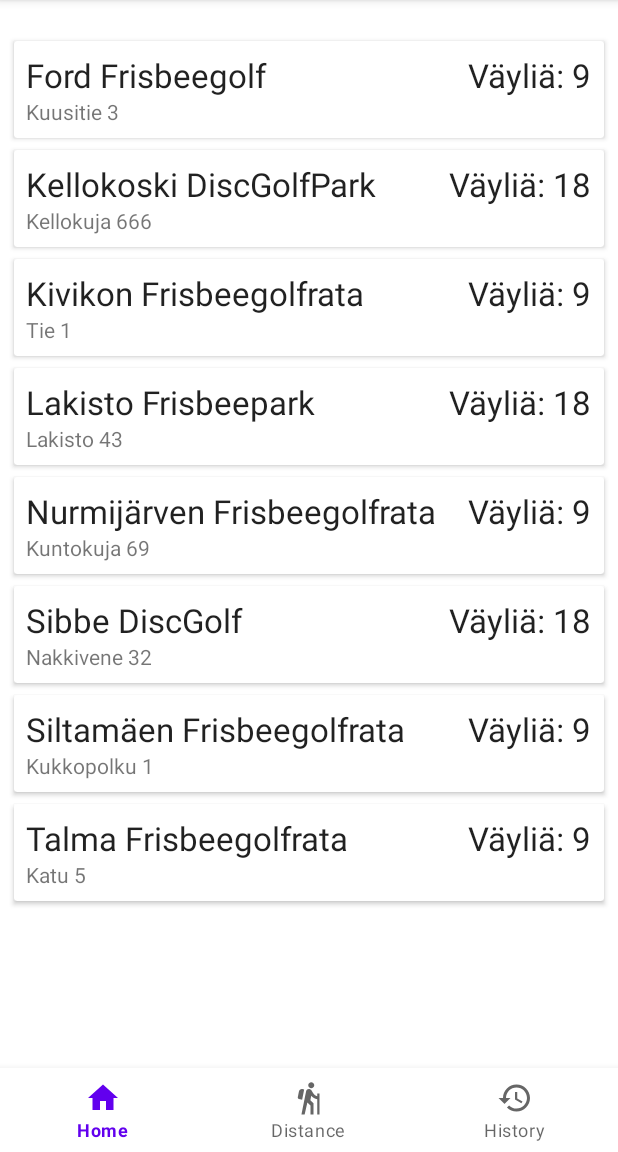
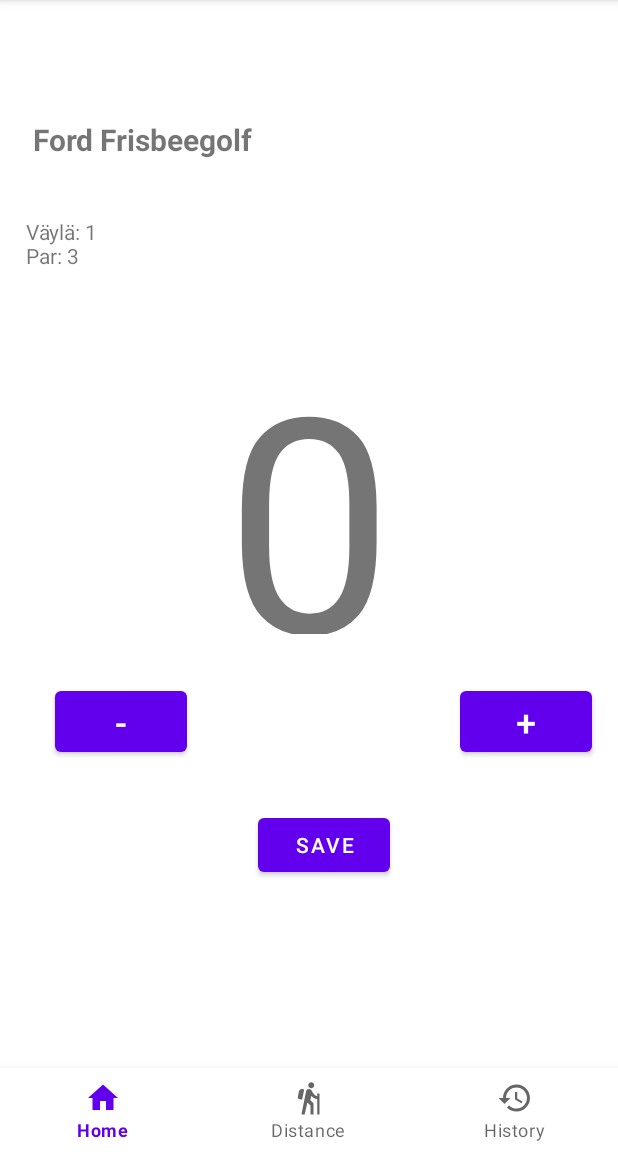
Before and after one commit to miskang863/fribanator, an Android app: the screen it shows after launch (MainActivity), after a tap on an icon or button, on a phone screen of 412 x 824 dp, the part 84-1236 px from its top. Run offline under Robolectric (Android 15) with nearby library versions, the phone set to English and light mode, and no system bars; our stand-ins replace Room's generated code, navigation-ui.

Commit message:
Lisätty fragmentti tulosten kirjaamiseen, lisätty tulokset roomdb, tehty logiikka kierrosten kirjaamiseen jne...

```diff
--- a/app/src/main/java/com/example/fribanator/FirstFragment.java
+++ b/app/src/main/java/com/example/fribanator/FirstFragment.java
@@ -12,6 +12,7 @@ import android.util.Log;
 import android.view.LayoutInflater;
 import android.view.View;
 import android.view.ViewGroup;
+import android.widget.Button;
 
 
 public class FirstFragment extends Fragment {
@@ -53,6 +54,8 @@ public class FirstFragment extends Fragment {
                              Bundle savedInstanceState) {
         // Inflate the layout for this fragment
         View view = inflater.inflate(R.layout.fragment_first, container, false);
+        model = new ViewModelProvider(requireActivity()).get(RataViewModel.class);
+
         recyclerView = view.findViewById(R.id.recycler_view);
         recyclerView.setLayoutManager(new LinearLayoutManager(view.getContext()));
         recyclerView.setHasFixedSize(true);
@@ -66,9 +69,13 @@ public class FirstFragment extends Fragment {
         });
 
         adapter.setOnItemClickListener(rata -> {
-            //model.select(rata);
-          //  SecondFragmentDirections.MyAction action = SecondFragmentDirections.myAction();
-          //  Navigation.findNavController(view).navigate(action);
+            model.select(rata);
+           // FirstFragmentDirections.myAction action = FirstFragmentDirections.myAction();
+          //  Navigation.findNavController(view).navigate(fir);
+
+            //Bundle bundle = new Bundle();
+            //bundle.put
+            Navigation.findNavController(view).navigate(R.id.myAction);
             Log.d("demotest", "onCreateView: " + rata.getName() + " clicked");
         });
         return view;
--- /dev/null
+++ b/app/src/main/java/com/example/fribanator/FourthFragment.java
@@ -0,0 +1,134 @@
+package com.example.fribanator;
+
+import android.os.Bundle;
+
+import androidx.fragment.app.Fragment;
+import androidx.lifecycle.ViewModelProvider;
+
+import android.util.Log;
+import android.view.LayoutInflater;
+import android.view.View;
+import android.view.ViewGroup;
+import android.widget.Button;
+import android.widget.TextView;
+import android.widget.Toast;
+
+import java.util.ArrayList;
+import java.util.Arrays;
+
+
+public class FourthFragment extends Fragment {
+
+    private static final String ARG_PARAM1 = "param1";
+    private static final String ARG_PARAM2 = "param2";
+
+    private String mParam1;
+    private String mParam2;
+
+    public FourthFragment() {
+        // Required empty public constructor
+    }
+
+    public static FourthFragment newInstance(String param1, String param2) {
+        FourthFragment fragment = new FourthFragment();
+        Bundle args = new Bundle();
+        args.putString(ARG_PARAM1, param1);
+        args.putString(ARG_PARAM2, param2);
+        fragment.setArguments(args);
+        return fragment;
+    }
+
+    @Override
+    public void onCreate(Bundle savedInstanceState) {
+        super.onCreate(savedInstanceState);
+        if (getArguments() != null) {
+            mParam1 = getArguments().getString(ARG_PARAM1);
+            mParam2 = getArguments().getString(ARG_PARAM2);
+        }
+    }
+
+    @Override
+    public View onCreateView(LayoutInflater inflater, ViewGroup container,
+                             Bundle savedInstanceState) {
+        // Inflate the layout for this fragment
+
+
+        View view = inflater.inflate(R.layout.fragment_fourth, container, false);
+
+        TextView rataName = view.findViewById(R.id.rataNameTxt);
+        TextView fairwayInfo = view.findViewById(R.id.fairwayInfoTxt);
+        TextView scoreTxt = view.findViewById(R.id.scoreTxt);
+
+        Button minusBtn = view.findViewById(R.id.minusBtn);
+        Button plusBtn = view.findViewById(R.id.plusBtn);
+        Button saveBtn = view.findViewById(R.id.saveBtn);
+
+        RataViewModel model = new ViewModelProvider(requireActivity()).get(RataViewModel.class);
+        ScoreViewModel scoreViewModel = new ViewModelProvider(this).get(ScoreViewModel.class);
+
+        model.getSelected().observe(getViewLifecycleOwner(), rata -> {
+            rataName.setText(rata.getName());
+            fairwayInfo.setText("Väylä: "+ (scoreViewModel.currentFairway + 1) + "\nPar: " + rata.getParList().get(scoreViewModel.currentFairway));
+        });
+
+        minusBtn.setOnClickListener(v -> {
+            scoreViewModel.minusScoreNumber();
+            scoreTxt.setText(String.valueOf(scoreViewModel.scoreNumber));
+        });
+
+        plusBtn.setOnClickListener(v -> {
+            scoreViewModel.plusScoreNumber();
+            scoreTxt.setText(String.valueOf(scoreViewModel.scoreNumber));
+        });
+
+        saveBtn.setOnClickListener(v -> {
+
+            model.getSelected().observe(getViewLifecycleOwner(), rata -> {
+                Log.d("demotest", "parlist size: " + rata.getParList().size());
+                Log.d("demotest", "currentfairway: " + scoreViewModel.currentFairway);
+
+
+                if((scoreViewModel.currentFairway + 1) < rata.getParList().size() ) {
+                    Log.d("demotest", "" + rata.getParList());
+
+                    String test =  String.valueOf(rata.getParList().get(scoreViewModel.currentFairway));
+                    Integer fairwayScore =  scoreViewModel.scoreNumber - Integer.parseInt(test);
+                    Log.d("demotest", "fairwayscore saved " + fairwayScore);
+                    scoreViewModel.scoreList.add(fairwayScore);
+                    scoreViewModel.plusCurrentFairway();
+                    fairwayInfo.setText("Väylä " + (scoreViewModel.currentFairway + 1) + "\nPar: " + rata.getParList().get(scoreViewModel.currentFairway));
+
+                    scoreViewModel.resetScoreNumber();
+                    scoreTxt.setText(String.valueOf(scoreViewModel.scoreNumber));
+
+                }else {
+                    String test =  String.valueOf(rata.getParList().get(scoreViewModel.currentFairway));
+                    Integer fairwayScore =  scoreViewModel.scoreNumber - Integer.parseInt(test);
+                    scoreViewModel.scoreList.add(fairwayScore);
+
+                    int sum = 0;
+                    for(int i: scoreViewModel.scoreList) {
+                        sum += i;
+                    }
+
+                    fairwayInfo.setText("Kierros ohi\nTulos: " + sum);
+
+                    Toast.makeText(view.getContext(), "Kierros ohi, tuloksesi: " + sum, Toast.LENGTH_LONG).show();
+
+                    scoreViewModel.insert(new Score(rata.getName(), scoreViewModel.scoreList));
+                    scoreViewModel.resetCurrentFairway();
+                    scoreViewModel.scoreList = null;
+
+                    plusBtn.setVisibility(View.INVISIBLE);
+                    minusBtn.setVisibility(View.INVISIBLE);
+                    saveBtn.setVisibility(View.INVISIBLE);
+
+                    scoreViewModel.resetScoreNumber();
+                    scoreTxt.setText(String.valueOf(sum));
+                }
+            });
+        });
+
+return  view;
+    }
+}
--- a/app/src/main/java/com/example/fribanator/RataDatabase.java
+++ b/app/src/main/java/com/example/fribanator/RataDatabase.java
@@ -20,13 +20,15 @@ import java.util.ArrayList;
 import java.util.Arrays;
 
 
-@Database(entities = Rata.class, version = 1)
+@Database(entities = {Rata.class, Score.class}, version = 1)
 @TypeConverters(ParListConverter.class)
 public abstract class RataDatabase extends RoomDatabase {
 
     private static RataDatabase instance;
 
     public abstract RataDao rataDao();
+    public abstract ScoreDao scoreDao();
+
 
     public static synchronized RataDatabase getInstance(Context context) {
         if (instance == null) {
@@ -49,9 +51,12 @@ public abstract class RataDatabase extends RoomDatabase {
 
     private static class PopulateDbAsyncTask extends AsyncTask<Void, Void, Void> {
         private RataDao rataDao;
+        private ScoreDao scoreDao;
 
         private PopulateDbAsyncTask(RataDatabase db) {
+
             rataDao = db.rataDao();
+            scoreDao = db.scoreDao();
         }
 
         @Override
@@ -69,6 +74,8 @@ public abstract class RataDatabase extends RoomDatabase {
             rataDao.insert(new Rata("Nurmijärven Frisbeegolfrata", "Kuntokuja 69", myPars2));
             rataDao.insert(new Rata("Lakisto Frisbeepark", "Lakisto 43", myPars3));
 
+            scoreDao.insert(new Score("Siltamäen Frisbeegolfrata", myPars1));
+
             return null;
         }
     }
--- /dev/null
+++ b/app/src/main/java/com/example/fribanator/Score.java
@@ -0,0 +1,48 @@
+package com.example.fribanator;
+
+import androidx.room.ColumnInfo;
+import androidx.room.Entity;
+import androidx.room.PrimaryKey;
+
+import java.util.ArrayList;
+
+@Entity(tableName = "score_table")
+public class Score {
+
+    @PrimaryKey(autoGenerate = true)
+    public int scoreId;
+
+    public String rataName;
+
+    @ColumnInfo(name = "scoreList")
+    private ArrayList<Integer> scoreList;
+
+    public Score(String rataName, ArrayList<Integer> scoreList) {
+        this.rataName = rataName;
+        this.scoreList = scoreList;
+    }
+
+    public int getScoreId() {
+        return scoreId;
+    }
+
+    public void setScoreId(int scoreId) {
+        this.scoreId = scoreId;
+    }
+
+    public String getRataName() {
+        return rataName;
+    }
+
+    public void setRataName(String rataName) {
+        this.rataName = rataName;
+    }
+
+    public ArrayList<Integer> getScoreList() {
+        return scoreList;
+    }
+
+    public void setScoreList(ArrayList<Integer> scoreList) {
+        this.scoreList = scoreList;
+    }
+}
--- /dev/null
+++ b/app/src/main/java/com/example/fribanator/ScoreDao.java
@@ -0,0 +1,24 @@
+package com.example.fribanator;
+
+import androidx.lifecycle.LiveData;
+import androidx.room.Dao;
+import androidx.room.Delete;
+import androidx.room.Insert;
+import androidx.room.Query;
+import androidx.room.Update;
+
+import java.util.List;
+
+@Dao
+public interface ScoreDao {
+
+    @Insert
+    void insert(Score score);
+
+    @Query("SELECT * FROM score_table ORDER BY rataName ASC")
+    LiveData<List<Score>> getAllScores();
+
+//    @Update
+  //  void update(Rata rata);
+    //@Query("SELECT * FROM currencies")
+}
--- /dev/null
+++ b/app/src/main/java/com/example/fribanator/ScoreRepository.java
@@ -0,0 +1,43 @@
+package com.example.fribanator;
+
+import android.app.Application;
+import android.os.AsyncTask;
+
+import androidx.lifecycle.LiveData;
+
+import java.util.List;
+
+public class ScoreRepository {
+    private ScoreDao scoreDao;
+    private LiveData<List<Score>> allScores;
+
+    public ScoreRepository(Application application) {
+        RataDatabase database = RataDatabase.getInstance(application);
+        scoreDao = database.scoreDao();
+        allScores = scoreDao.getAllScores();
+    }
+
+    public void insert(Score score) {
+        new InsertScoreAsyncTask(scoreDao).execute(score);
+    }
+
+    public LiveData<List<Score>> getAllScores() {
+        return allScores;
+    }
+
+
+    private static class InsertScoreAsyncTask extends AsyncTask<Score, Void, Void> {
+        private ScoreDao scoreDao;
+
+        private InsertScoreAsyncTask(ScoreDao scoreDao) {
+            this.scoreDao = scoreDao;
+        }
+
+        @Override
+        protected Void doInBackground(Score... scores) {
+            scoreDao.insert(scores[0]);
+            return null;
+        }
+    }
+
+}
--- /dev/null
+++ b/app/src/main/java/com/example/fribanator/ScoreViewModel.java
@@ -0,0 +1,69 @@
+package com.example.fribanator;
+
+import android.app.Application;
+
+import androidx.annotation.NonNull;
+import androidx.lifecycle.AndroidViewModel;
+import androidx.lifecycle.LiveData;
+import androidx.lifecycle.MutableLiveData;
+
+import java.util.ArrayList;
+import java.util.List;
+
+public class ScoreViewModel extends AndroidViewModel {
+    private ScoreRepository repository;
+    private LiveData<List<Score>> allScores;
+    private final MutableLiveData<Score> selected = new MutableLiveData<Score>();
+
+    public int scoreNumber = 0;
+
+    public Integer currentFairway = 0;
+
+    public ArrayList<Integer> scoreList = new ArrayList<>();
+
+    public ScoreViewModel(@NonNull Application application) {
+        super(application);
+        repository = new ScoreRepository(application);
+        allScores = repository.getAllScores();
+    }
+
+    public void insert(Score score) {
+        repository.insert(score);
+    }
+
+    public LiveData<List<Score>> getAllScores() {
+        return allScores;
+    }
+
+    public void select(Score score) {
+        selected.setValue(score);
+    }
+
+    public LiveData<Score> getSelected() {
+        return selected;
+    }
+
+    public void plusScoreNumber() {
+        scoreNumber++;
+    }
+
+    public void minusScoreNumber() {
+        scoreNumber--;
+    }
+
+    public void resetScoreNumber() {
+        scoreNumber = 0;
+    }
+
+    public void plusCurrentFairway() {
+        currentFairway++;
+    }
+
+    public void resetCurrentFairway() {
+        currentFairway = 0;
+    }
+
+
+
+
+}
--- /dev/null
+++ b/app/src/main/res/layout/fragment_fourth.xml
@@ -0,0 +1,80 @@
+<?xml version="1.0" encoding="utf-8"?>
+<androidx.constraintlayout.widget.ConstraintLayout xmlns:android="http://schemas.android.com/apk/res/android"
+    xmlns:app="http://schemas.android.com/apk/res-auto"
+    xmlns:tools="http://schemas.android.com/tools"
+    android:id="@+id/constraintLayout"
+    android:layout_width="match_parent"
+    android:layout_height="match_parent"
+    tools:context=".FourthFragment" >
+
+    <TextView
+        android:id="@+id/rataNameTxt"
+        android:layout_width="368dp"
+        android:layout_height="49dp"
+        android:layout_marginStart="8dp"
+        android:layout_marginTop="60dp"
+        android:layout_marginEnd="8dp"
+        android:text="Radan Nimi"
+        android:textSize="20sp"
+        android:textStyle="bold"
+        app:layout_constraintEnd_toEndOf="parent"
+        app:layout_constraintStart_toStartOf="parent"
+        app:layout_constraintTop_toTopOf="parent" />
+
+    <TextView
+        android:id="@+id/fairwayInfoTxt"
+        android:layout_width="140dp"
+        android:layout_height="34dp"
+        android:layout_marginStart="16dp"
+        android:layout_marginTop="16dp"
+        android:text="VaylaNro Par"
+        app:layout_constraintStart_toStartOf="parent"
+        app:layout_constraintTop_toBottomOf="@+id/rataNameTxt" />
+
+    <TextView
+        android:id="@+id/scoreTxt"
+        android:layout_width="252dp"
+        android:layout_height="212dp"
+        android:layout_marginTop="32dp"
+        android:gravity="center"
+        android:text="0"
+        android:textAlignment="center"
+        android:textSize="200sp"
+        app:layout_constraintEnd_toEndOf="parent"
+        app:layout_constraintStart_toStartOf="parent"
+        app:layout_constraintTop_toBottomOf="@+id/fairwayInfoTxt" />
+
+    <Button
+        android:id="@+id/minusBtn"
+        android:layout_width="wrap_content"
+        android:layout_height="wrap_content"
+        android:layout_marginStart="8dp"
+        android:layout_marginTop="32dp"
+        android:layout_marginEnd="155dp"
+        android:text="-"
+        android:textSize="24sp"
+        app:layout_constraintEnd_toStartOf="@+id/plusBtn"
+        app:layout_constraintStart_toStartOf="parent"
+        app:layout_constraintTop_toBottomOf="@+id/scoreTxt" />
+
+    <Button
+        android:id="@+id/plusBtn"
+        android:layout_width="wrap_content"
+        android:layout_height="wrap_content"
+        android:layout_marginTop="32dp"
+        android:layout_marginEnd="16dp"
+        android:text="+"
+        android:textSize="24sp"
+        app:layout_constraintEnd_toEndOf="parent"
+        app:layout_constraintTop_toBottomOf="@+id/scoreTxt" />
+
+    <Button
+        android:id="@+id/saveBtn"
+        android:layout_width="wrap_content"
+        android:layout_height="wrap_content"
+        android:layout_marginTop="32dp"
+        android:text="Save"
+        app:layout_constraintEnd_toStartOf="@+id/plusBtn"
+        app:layout_constraintStart_toEndOf="@+id/minusBtn"
+        app:layout_constraintTop_toBottomOf="@+id/plusBtn" />
+</androidx.constraintlayout.widget.ConstraintLayout>
--- a/app/src/main/res/menu/bottom_menu.xml
+++ b/app/src/main/res/menu/bottom_menu.xml
@@ -4,7 +4,7 @@
     <item
         android:title="Home"
         android:icon="@drawable/ic_home"
-        android:id="@+id/firstFragment"/>
+        android:id="@+id/FirstFragment"/>
 
     <item
         android:title="Distance"
--- a/app/src/main/res/navigation/nav.xml
+++ b/app/src/main/res/navigation/nav.xml
@@ -3,13 +3,17 @@
     xmlns:app="http://schemas.android.com/apk/res-auto"
     xmlns:tools="http://schemas.android.com/tools"
     android:id="@+id/nav"
-    app:startDestination="@id/firstFragment">
+    app:startDestination="@id/FirstFragment">
 
     <fragment
-        android:id="@+id/firstFragment"
+        android:id="@+id/FirstFragment"
         android:name="com.example.fribanator.FirstFragment"
         android:label="fragment_first"
-        tools:layout="@layout/fragment_first" />
+        tools:layout="@layout/fragment_first" >
+        <action
+            android:id="@+id/myAction"
+            app:destination="@id/fourthFragment" />
+    </fragment>
     <fragment
         android:id="@+id/secondFragment"
         android:name="com.example.fribanator.SecondFragment"
@@ -20,4 +24,9 @@
         android:name="com.example.fribanator.ThirdFragment"
         android:label="fragment_third"
         tools:layout="@layout/fragment_third" />
+    <fragment
+        android:id="@+id/fourthFragment"
+        android:name="com.example.fribanator.FourthFragment"
+        android:label="fragment_fourth"
+        tools:layout="@layout/fragment_fourth" />
 </navigation>
```
Also changed, not shown: app/src/main/java/com/example/fribanator/RataRepository.java (+4 -4 lines).
